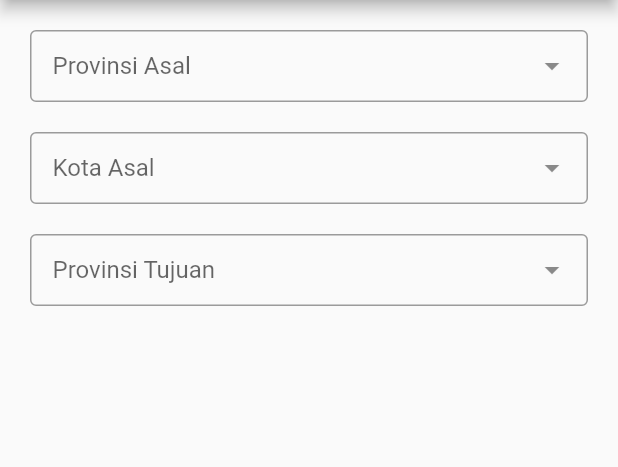
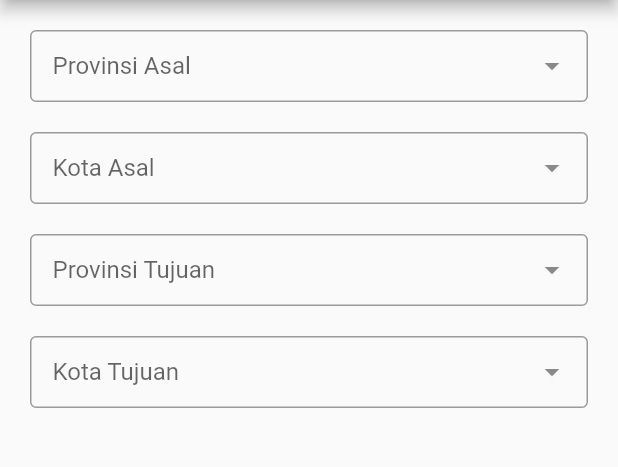
Before and after one commit to alimasudd/flutter-getx-cek-ongkir, a Flutter app: the screen it shows after launch, on a phone screen of 412 x 824 dp, the part 84-551 px from its top. Run offline on Flutter 3.47's test engine with Material 2 defaults, Android fonts, the phone set to English and light mode, and no system bars; drawn by our look-alikes of dropdown_search; our stand-ins replace dio, get.

Commit message:
create dropdownSearch kota tujuan with data from API

```diff
--- a/lib/app/modules/home/views/home_view.dart
+++ b/lib/app/modules/home/views/home_view.dart
@@ -124,6 +124,41 @@ class HomeView extends GetView<HomeController> {
             onChanged: (value) => controller.provTujuanId.value = value!.provinceId ?? '0',
           ),
           const SizedBox(height: 20,),
+
+          //kota tujuan
+          DropdownSearch<City>(
+            popupProps: PopupProps.dialog(
+              fit: FlexFit.loose,
+              showSearchBox: true,
+              itemBuilder: (context, item, isSelected) => ListTile(
+                title: Text('${item.type} ${item.cityName}'),
+              ),
+            ),
+            dropdownDecoratorProps: const DropDownDecoratorProps(
+              dropdownSearchDecoration: InputDecoration(
+                labelText: 'Kota Tujuan',
+                contentPadding: EdgeInsets.symmetric(
+                    vertical: 10,
+                    horizontal: 15
+                ),
+                border: OutlineInputBorder(),
+              ),
+            ),
+            asyncItems: (text) async {
+              var response = await Dio().get(
+                  "https://api.rajaongkir.com/starter/city?province=${controller.provTujuanId.value}",
+                  options: Options(
+                      headers: {
+                        'key' : '0ae702200724a396a933fa0ca4171a7e'
+                      }
+                  )
+              );
+              var models = City.fromJsonList(response.data['rajaongkir']['results']);
+              return models;
+            },
+            onChanged: (value) => controller.cityTujuanId.value = value!.cityId ?? '0',
+          ),
+          const SizedBox(height: 20,),
         ],
       )
     );
```
